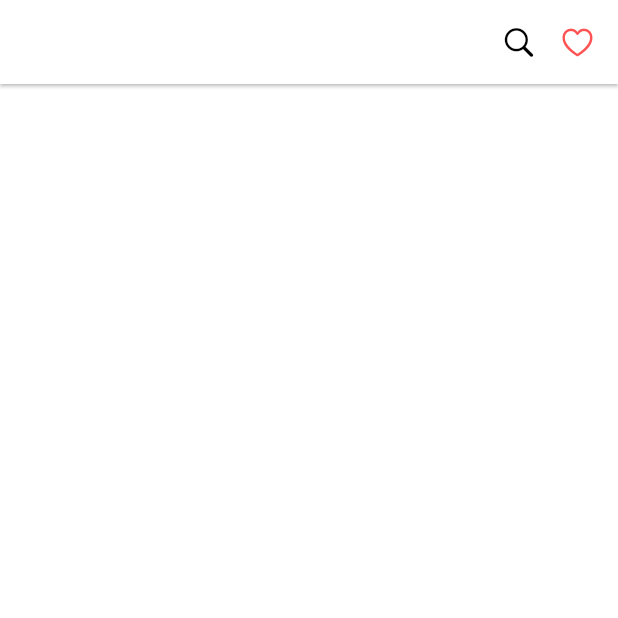
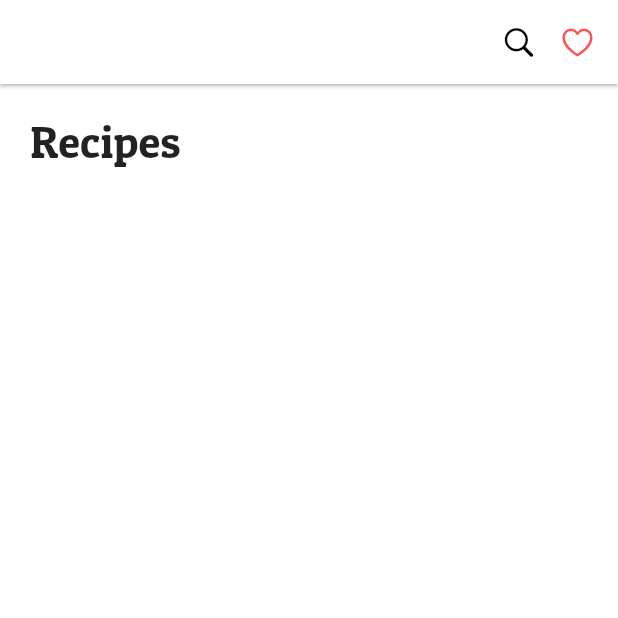
Before and after one commit to codinginpain/flutter_recipe, a Flutter app: the screen it shows after launch, on a phone screen of 412 x 824 dp, the top half of it. Run offline on Flutter 3.47's test engine with Material 2 defaults, Android fonts, the phone set to English and light mode, and no system bars.

Commit message:
title and font set

```diff
--- a/lib/components/recipe_title.dart
+++ b/lib/components/recipe_title.dart
@@ -3,6 +3,12 @@ import 'package:flutter/material.dart';
 class RecipeTitle extends StatelessWidget {
   @override
   Widget build(BuildContext context) {
-    return Container();
+    return Padding(
+      padding: const EdgeInsets.only(top: 20),
+      child: Text(
+        "Recipes",
+        style: TextStyle(fontSize: 30),
+      ),
+    );
   }
 }
--- a/lib/main.dart
+++ b/lib/main.dart
@@ -8,8 +8,9 @@ void main() {
 class MyApp extends StatelessWidget {
   @override
   Widget build(BuildContext context) {
-    return const MaterialApp(
+    return MaterialApp(
       debugShowCheckedModeBanner: false,
+      theme: ThemeData(fontFamily: "PatuaOne"),
       home: RecipePage(),
     );
   }
--- a/lib/pages/recipe_page.dart
+++ b/lib/pages/recipe_page.dart
@@ -12,7 +12,10 @@ class RecipePage extends StatelessWidget {
     return Scaffold(
       backgroundColor: Colors.white,
       appBar: _buildRecipeAppBar(),
-      body: Column(
+      body: Padding(
+        padding: const EdgeInsets.symmetric(horizontal: 20),
+        child: Column(
+          crossAxisAlignment: CrossAxisAlignment.start,
           children: [
             RecipeTitle(),
             RecipeMenu(),
@@ -20,6 +23,7 @@ class RecipePage extends StatelessWidget {
             RecipeListItem("burger", "Made Burger"),
             RecipeListItem("pizza", "Made Pizza"),
           ],
+        ),
       ),
     );
   }
```
Also changed, not shown: 1 other file. Lines whose indentation alone changed are shown as unchanged.
